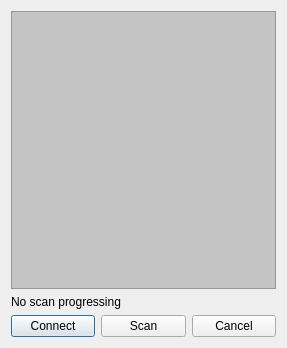
This is src/BtScanner.ui in slock83/sphero-command-app as Qt 5 draws it before an edit. The edited form follows.
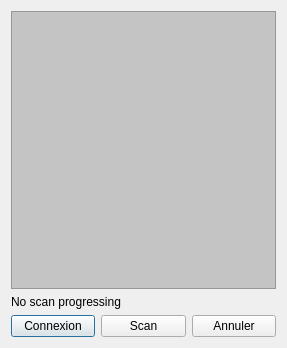
This is the edited form.

The edit to the form file:
```diff
--- a/src/BtScanner.ui
+++ b/src/BtScanner.ui
@@ -36,7 +36,7 @@
      <item>
       <widget class="QPushButton" name="connect">
        <property name="text">
-        <string>Connect</string>
+        <string>Connexion</string>
        </property>
       </widget>
      </item>
@@ -50,7 +50,7 @@
      <item>
       <widget class="QPushButton" name="quit">
        <property name="text">
-        <string>Cancel</string>
+        <string>Annuler</string>
        </property>
       </widget>
      </item>
```
